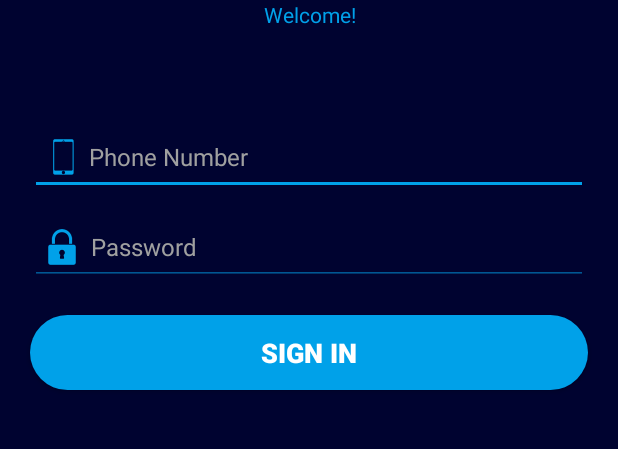
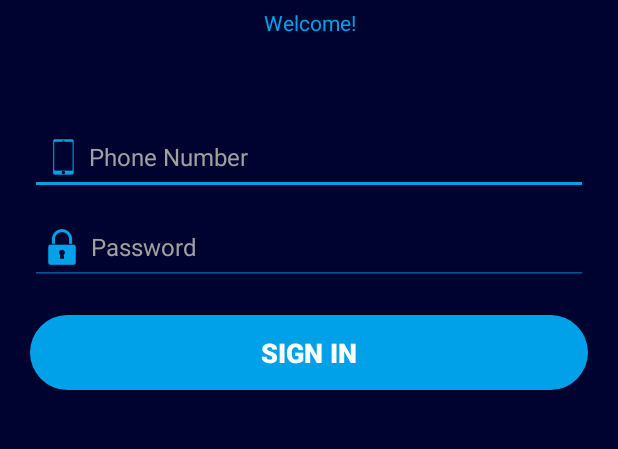
Before and after one commit to Luopn/SleepDg, an Android app: the layout activity_login.xml on its own in the app's theme, with its tools: preview values and no code run, on a phone screen of 412 x 824 dp, the part 195-644 px from its top. Run offline under Robolectric (Android 15) with nearby library versions, the phone set to English and light mode, and no system bars.

Commit message:
增加曲美

```diff
--- a/app/src/main/res/layout/activity_login.xml
+++ b/app/src/main/res/layout/activity_login.xml
@@ -74,6 +74,7 @@
                 android:layout_height="wrap_content"
                 android:layout_below="@id/iv_login"
                 android:layout_centerHorizontal="true"
+                android:layout_marginTop="5dp"
                 android:gravity="center"
                 android:text="@string/login_welcome"
                 android:textColor="@color/colorAccent" />
--- a/app/src/main/res/values/strings.xml
+++ b/app/src/main/res/values/strings.xml
@@ -1,6 +1,7 @@
 <resources>
     <string name="app_name">Wisdom Cloud</string>
     <string name="app_name_sf">Wisdom Cloud</string>
+    <string name="app_name_qm">Wisdom Cloud</string>
 
     <string name="loading">Loading..</string>
 
@@ -22,6 +23,7 @@
     <!--登录注册-->
     <string name="login_welcome">Welcome!</string>
     <string name="login_welcome_sf">Welcome!</string>
+    <string name="login_welcome_qm">Welcome</string>
     <string name="account_name">User Name</string>
     <string name="user_info">User Information</string>
     <string name="user_associated">My Association</string>
```
Also changed, not shown: app/src/main/res/mipmap-xxhdpi/ic_launcher_qm.png (added), 2 other files.
